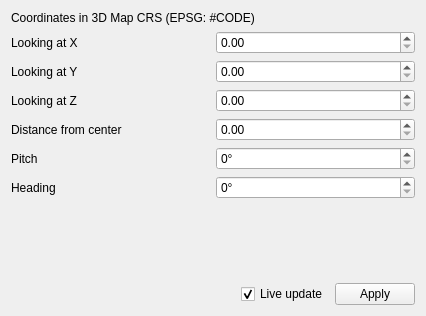
This is src/ui/3d/qgs3dcameracontrolswidget.ui in qgis/QGIS as Qt 5 draws it before an edit. The edited form follows.
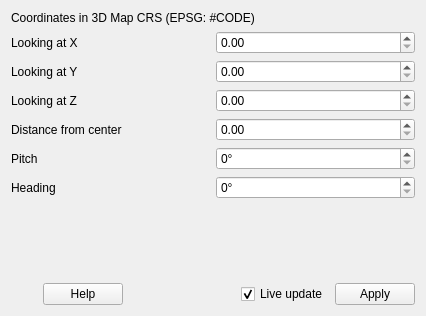
This is the edited form.

Commit message:
Add a help button to the 3D Camera Options dialog
following placement logic in "Save layer as..." dialogs
+ precommit formatting fixes

Patch:
```diff
--- a/src/ui/3d/qgs3dcameracontrolswidget.ui
+++ b/src/ui/3d/qgs3dcameracontrolswidget.ui
@@ -49,6 +49,13 @@
    </item>
    <item row="9" column="0" colspan="2">
     <layout class="QHBoxLayout" name="horizontalLayout">
+     <item>
+      <widget class="QDialogButtonBox" name="mHelpButtonBox">
+       <property name="standardButtons">
+        <set>QDialogButtonBox::StandardButton::Help</set>
+       </property>
+      </widget>
+     </item>
      <item>
       <spacer name="horizontalSpacer">
        <property name="orientation">
```
The commit also changes 1 other file.
